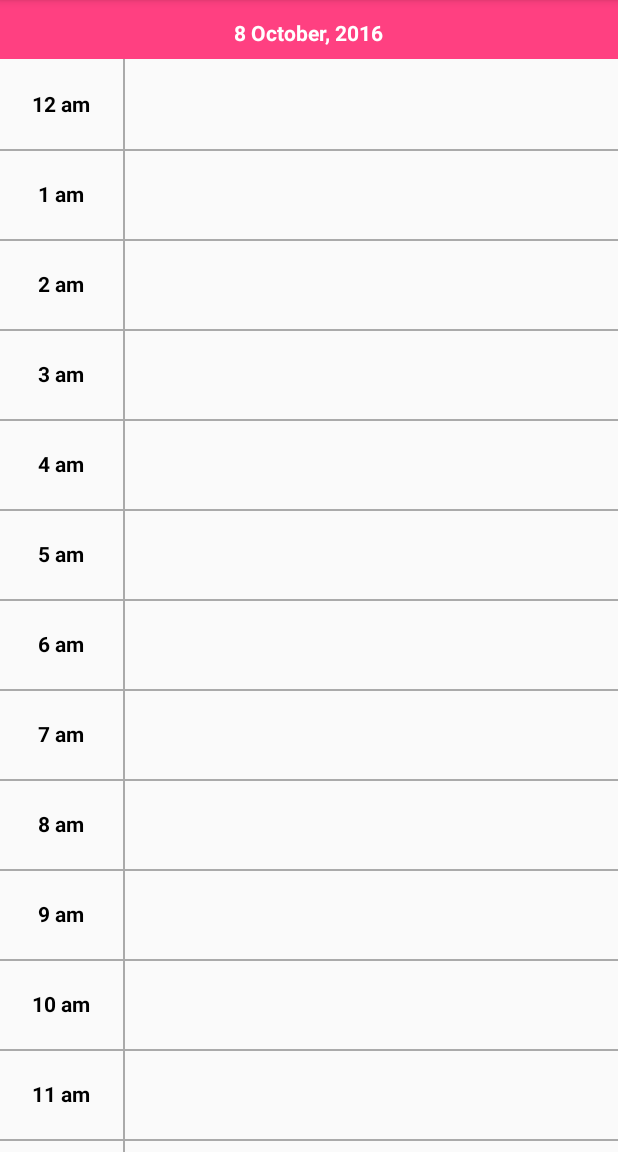
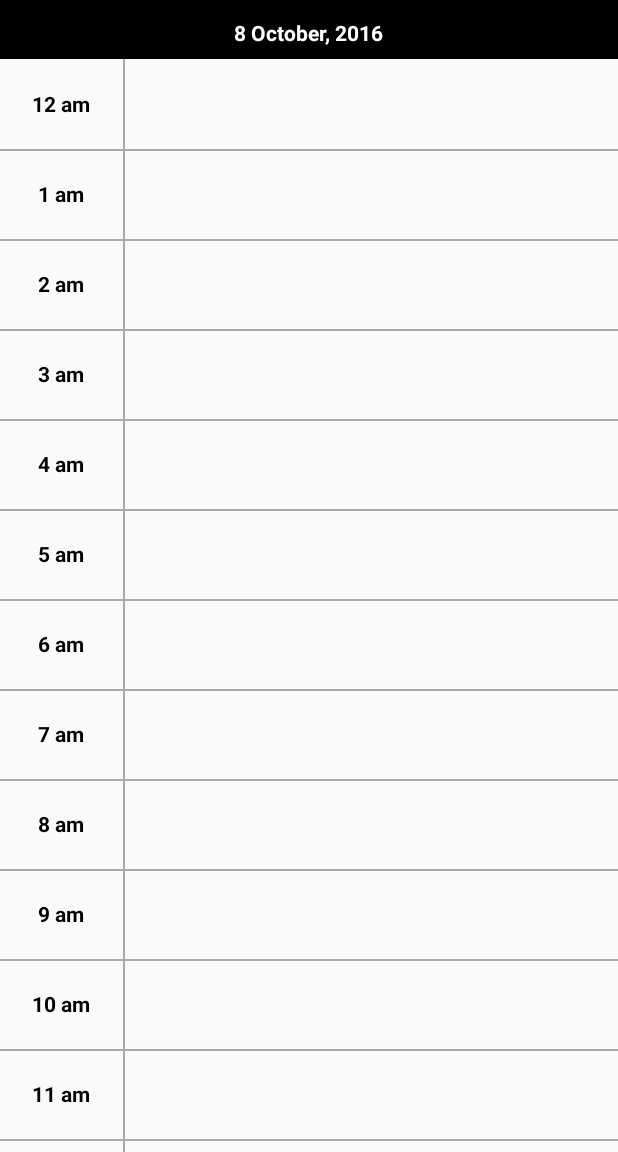
Before and after one commit to Kenjum/CS480_Bolide, an Android app: the screen it shows after launch (MainActivity), on a phone screen of 412 x 824 dp, the part 84-1236 px from its top. Run offline under Robolectric (Android 15) with nearby library versions, the phone set to English and light mode, and no system bars.

Commit message:
Update fragment_view_day.xml

```diff
--- a/Project 3/MyApplication/app/src/main/res/layout/fragment_view_day.xml
+++ b/Project 3/MyApplication/app/src/main/res/layout/fragment_view_day.xml
@@ -10,7 +10,7 @@
         android:layout_height="wrap_content"
         android:paddingTop="8dp"
         android:paddingBottom="8dp"
-        android:background="@color/colorAccent"
+        android:background="@color/colorBlack"
         android:orientation="horizontal">
         <ImageView
             android:id="@+id/previous_day"
```
